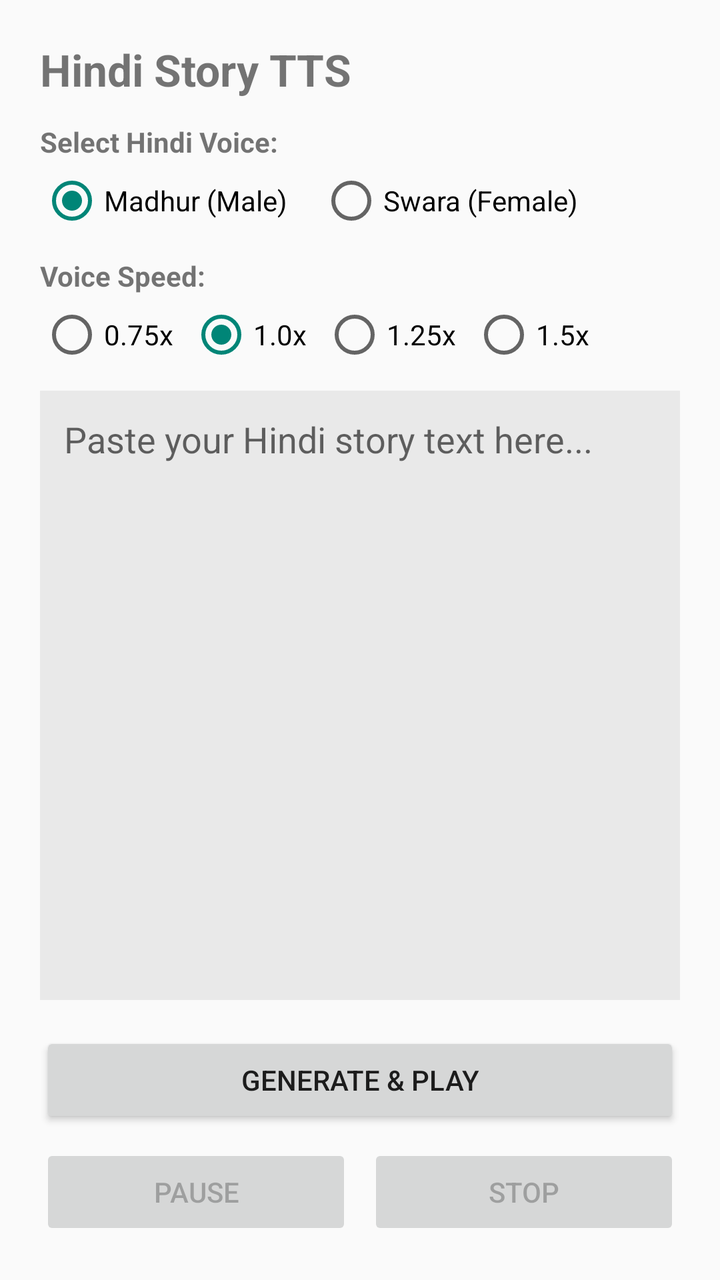
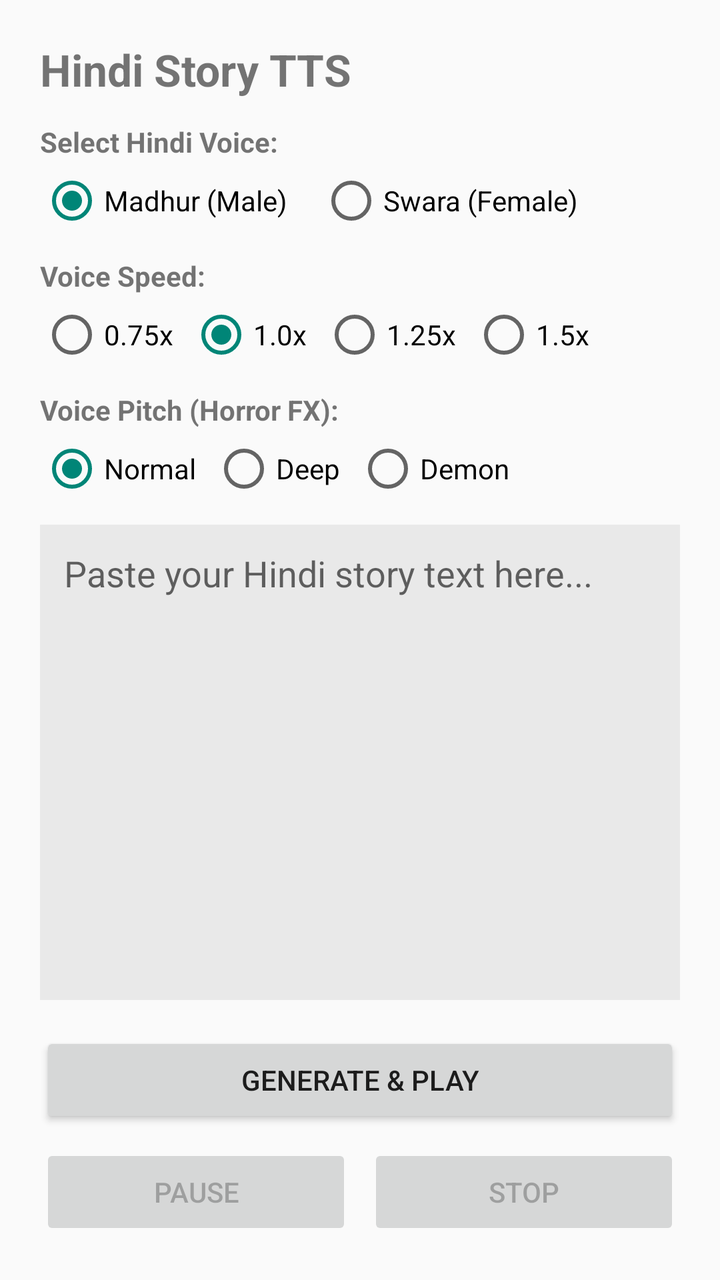

The first picture is an Android layout as it rendered before a commit; the second is the same layout after the commit. The layout source and the unified diff follow.
<!-- AndroidManifest.xml: application theme Theme.AppCompat.Light.DarkActionBar -->
<!-- res/layout/activity_main.xml -->
<?xml version="1.0" encoding="utf-8"?>
<ScrollView xmlns:android="http://schemas.android.com/apk/res/android"
    android:layout_width="match_parent"
    android:layout_height="match_parent"
    android:fillViewport="true">

    <LinearLayout
        android:layout_width="match_parent"
        android:layout_height="wrap_content"
        android:orientation="vertical"
        android:padding="20dp">

        <TextView
            android:layout_width="wrap_content"
            android:layout_height="wrap_content"
            android:text="Hindi Story TTS"
            android:textSize="22sp"
            android:textStyle="bold"
            android:layout_marginBottom="12dp"/>

        
        <TextView
            android:layout_width="wrap_content"
            android:layout_height="wrap_content"
            android:text="Select Hindi Voice:"
            android:textStyle="bold"
            android:layout_marginBottom="4dp"/>

        <RadioGroup
            android:id="@+id/radioGroupVoice"
            android:layout_width="match_parent"
            android:layout_height="wrap_content"
            android:orientation="horizontal"
            android:layout_marginBottom="12dp">

            <RadioButton
                android:id="@+id/radioMadhur"
                android:layout_width="wrap_content"
                android:layout_height="wrap_content"
                android:text="Madhur (Male)"
                android:checked="true"
                android:layout_marginEnd="16dp"/>

            <RadioButton
                android:id="@+id/radioSwara"
                android:layout_width="wrap_content"
                android:layout_height="wrap_content"
                android:text="Swara (Female)"/>
        </RadioGroup>

        
        <TextView
            android:layout_width="wrap_content"
            android:layout_height="wrap_content"
            android:text="Voice Speed:"
            android:textStyle="bold"
            android:layout_marginBottom="4dp"/>

        <RadioGroup
            android:id="@+id/radioGroupSpeed"
            android:layout_width="match_parent"
            android:layout_height="wrap_content"
            android:orientation="horizontal"
            android:layout_marginBottom="12dp">

            <RadioButton
                android:id="@+id/speed075"
                android:layout_width="wrap_content"
                android:layout_height="wrap_content"
                android:text="0.75x"
                android:layout_marginEnd="8dp"/>

            <RadioButton
                android:id="@+id/speed100"
                android:layout_width="wrap_content"
                android:layout_height="wrap_content"
                android:text="1.0x"
                android:checked="true"
                android:layout_marginEnd="8dp"/>

            <RadioButton
                android:id="@+id/speed125"
                android:layout_width="wrap_content"
                android:layout_height="wrap_content"
                android:text="1.25x"
                android:layout_marginEnd="8dp"/>

            <RadioButton
                android:id="@+id/speed150"
                android:layout_width="wrap_content"
                android:layout_height="wrap_content"
                android:text="1.5x"/>
        </RadioGroup>

        
        <EditText
            android:id="@+id/editStoryText"
            android:layout_width="match_parent"
            android:layout_height="0dp"
            android:layout_weight="1"
            android:minHeight="180dp"
            android:gravity="top|start"
            android:hint="Paste your Hindi story text here..."
            android:inputType="textMultiLine"
            android:background="#11000000"
            android:padding="12dp"
            android:layout_marginBottom="16dp"/>

        
        <Button
            android:id="@+id/btnGeneratePlay"
            android:layout_width="match_parent"
            android:layout_height="wrap_content"
            android:text="Generate &amp; Play"
            android:padding="14dp"
            android:layout_marginBottom="8dp"/>

        
        <LinearLayout
            android:layout_width="match_parent"
            android:layout_height="wrap_content"
            android:orientation="horizontal"
            android:weightSum="2">

            <Button
                android:id="@+id/btnPauseResume"
                android:layout_width="0dp"
                android:layout_height="wrap_content"
                android:layout_weight="1"
                android:text="Pause"
                android:enabled="false"
                android:layout_marginEnd="4dp"/>

            <Button
                android:id="@+id/btnStop"
                android:layout_width="0dp"
                android:layout_height="wrap_content"
                android:layout_weight="1"
                android:text="Stop"
                android:enabled="false"
                android:layout_marginStart="4dp"/>
        </LinearLayout>

    </LinearLayout>
</ScrollView>
<!-- resources referenced by this layout -->
<resources>

</resources>

<!-- the commit's change to res/layout/activity_main.xml (unified diff, before → after) -->
@@ -93,12 +93,49 @@
         </RadioGroup>
 
         
+        <TextView
+            android:layout_width="wrap_content"
+            android:layout_height="wrap_content"
+            android:text="Voice Pitch (Horror FX):"
+            android:textStyle="bold"
+            android:layout_marginBottom="4dp"/>
+
+        <RadioGroup
+            android:id="@+id/radioGroupPitch"
+            android:layout_width="match_parent"
+            android:layout_height="wrap_content"
+            android:orientation="horizontal"
+            android:layout_marginBottom="12dp">
+
+            <RadioButton
+                android:id="@+id/pitchNormal"
+                android:layout_width="wrap_content"
+                android:layout_height="wrap_content"
+                android:text="Normal"
+                android:checked="true"
+                android:layout_marginEnd="8dp"/>
+
+            <RadioButton
+                android:id="@+id/pitchDeep"
+                android:layout_width="wrap_content"
+                android:layout_height="wrap_content"
+                android:text="Deep"
+                android:layout_marginEnd="8dp"/>
+
+            <RadioButton
+                android:id="@+id/pitchDemon"
+                android:layout_width="wrap_content"
+                android:layout_height="wrap_content"
+                android:text="Demon"/>
+        </RadioGroup>
+
+        
         <EditText
             android:id="@+id/editStoryText"
             android:layout_width="match_parent"
             android:layout_height="0dp"
             android:layout_weight="1"
-            android:minHeight="180dp"
+            android:minHeight="140dp"
             android:gravity="top|start"
             android:hint="Paste your Hindi story text here..."
             android:inputType="textMultiLine"
